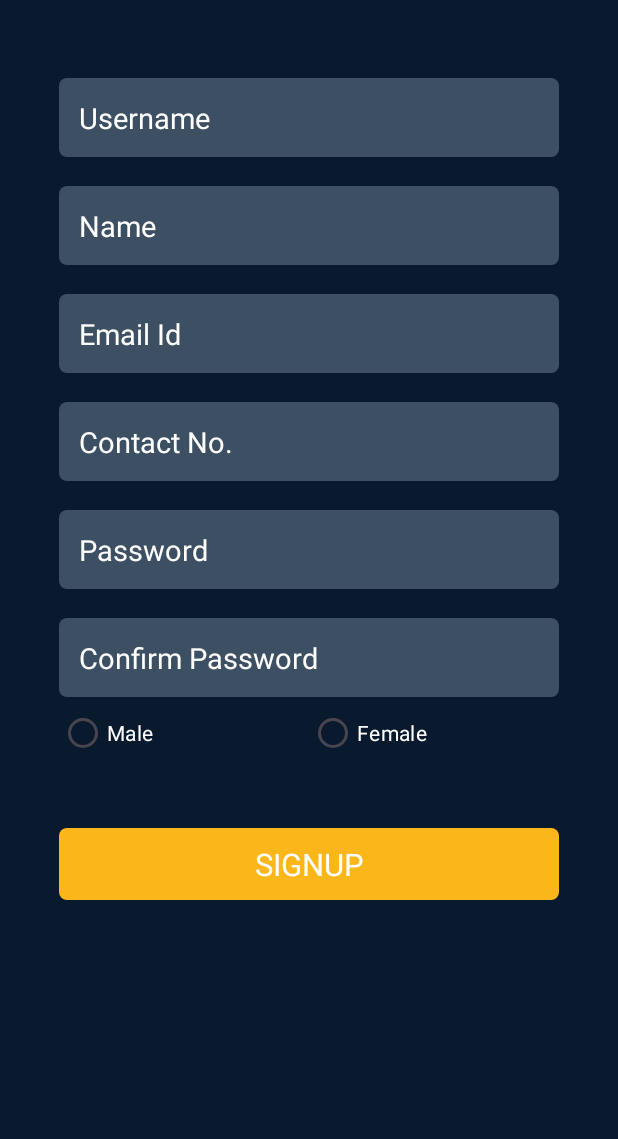
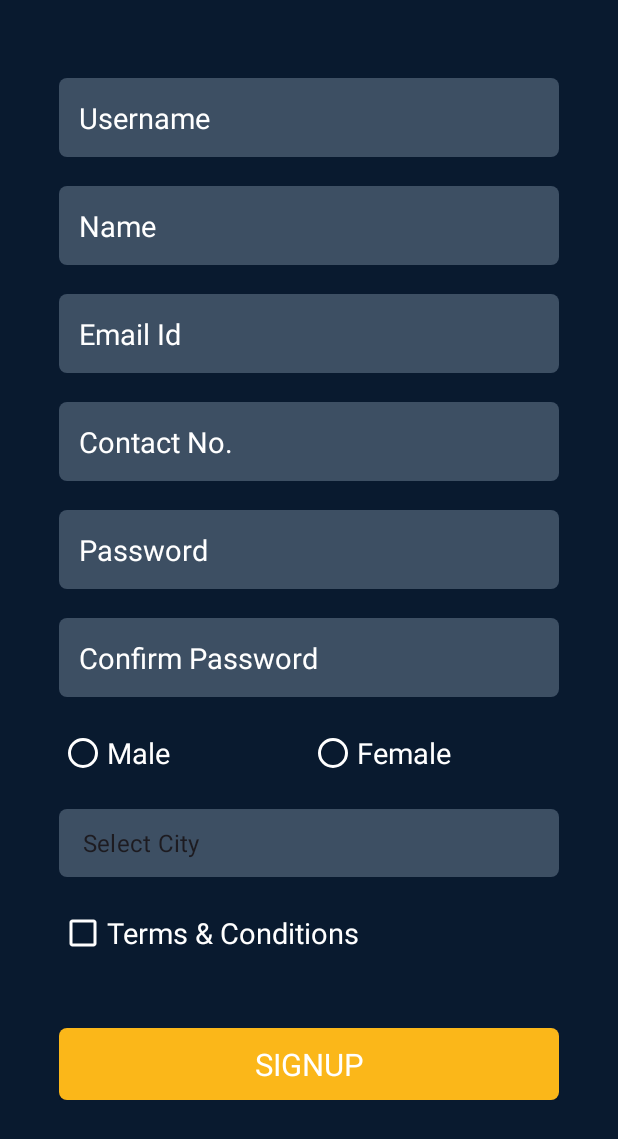
Before and after one commit to sahetu/InternshipOnline, an Android app: the SignupActivity screen opened directly, with no data from a screen before it, on a phone screen of 412 x 824 dp. Shown: the top 1139 px of the screen. Run offline under Robolectric (Android 15) with nearby library versions, the phone set to English and light mode, and no system bars; our stand-ins replace sdp/ssp sizes; Roboto replaces fonts that are not available here.

Commit message:
Signup Java Commit

```diff
--- a/app/src/main/java/internship/online/SignupActivity.java
+++ b/app/src/main/java/internship/online/SignupActivity.java
@@ -2,12 +2,22 @@ package internship.online;
 
 import androidx.appcompat.app.AppCompatActivity;
 
+import android.graphics.Color;
 import android.os.Bundle;
 import android.text.Editable;
 import android.text.TextWatcher;
 import android.view.View;
+import android.widget.AdapterView;
+import android.widget.ArrayAdapter;
 import android.widget.Button;
+import android.widget.CheckBox;
 import android.widget.EditText;
+import android.widget.RadioButton;
+import android.widget.RadioGroup;
+import android.widget.Spinner;
+import android.widget.TextView;
+
+import java.util.ArrayList;
 
 public class SignupActivity extends AppCompatActivity {
 
@@ -15,6 +25,16 @@ public class SignupActivity extends AppCompatActivity {
     Button signup;
 
     String emailPattern = "[a-zA-Z0-9._-]+@[a-z]+\\.+[a-z]+";
+
+    //RadioButton male,female;
+    RadioGroup gender;
+    String sGender = "";
+
+    Spinner city;
+    //String[] cityArray = {"Select City","Ahmedabad","Vadodara","Surat","Rajkot","Junagadh"};
+    ArrayList<String> cityArray;
+
+    CheckBox checkBox;
 
     @Override
     protected void onCreate(Bundle savedInstanceState) {
@@ -28,6 +48,70 @@ public class SignupActivity extends AppCompatActivity {
         password = findViewById(R.id.signup_password);
         confirmPassword = findViewById(R.id.signup_confirm_password);
         signup = findViewById(R.id.signup_button);
+
+        checkBox = findViewById(R.id.signup_checkbox);
+
+        city = findViewById(R.id.spinner_city);
+
+        cityArray = new ArrayList<>();
+        cityArray.add("Select City");
+        cityArray.add("Ahmedabad");
+        cityArray.add("Rajkot");
+        cityArray.add("Vadodara");
+        cityArray.add("Demo");
+        cityArray.add("Test");
+
+        cityArray.remove(4);
+        cityArray.set(4,"Surat");
+
+        ArrayAdapter adapter = new ArrayAdapter(SignupActivity.this, android.R.layout.simple_list_item_1,cityArray);
+        adapter.setDropDownViewResource(android.R.layout.simple_list_item_checked);
+        city.setAdapter(adapter);
+
+        city.setOnItemSelectedListener(new AdapterView.OnItemSelectedListener() {
+            @Override
+            public void onItemSelected(AdapterView<?> adapterView, View view, int i, long l) {
+                if(i==0){
+
+                }
+                else {
+                    //new CommonMethod(SignupActivity.this, cityArray[i]);
+                    new CommonMethod(SignupActivity.this, cityArray.get(i));
+                }
+            }
+
+            @Override
+            public void onNothingSelected(AdapterView<?> adapterView) {
+            }
+        });
+
+        gender = findViewById(R.id.signup_gender);
+
+        gender.setOnCheckedChangeListener(new RadioGroup.OnCheckedChangeListener() {
+            @Override
+            public void onCheckedChanged(RadioGroup radioGroup, int i) {
+                RadioButton rb = findViewById(i);
+                sGender = rb.getText().toString();
+                new CommonMethod(SignupActivity.this,sGender);
+            }
+        });
+
+        /*male = findViewById(R.id.signup_male);
+        female = findViewById(R.id.signup_female);
+
+        male.setOnClickListener(new View.OnClickListener() {
+            @Override
+            public void onClick(View view) {
+                new CommonMethod(SignupActivity.this,male.getText().toString());
+            }
+        });
+
+        female.setOnClickListener(new View.OnClickListener() {
+            @Override
+            public void onClick(View view) {
+                new CommonMethod(SignupActivity.this,female.getText().toString());
+            }
+        });*/
 
         password.addTextChangedListener(new TextWatcher() {
             @Override
@@ -119,6 +203,18 @@ public class SignupActivity extends AppCompatActivity {
                 else if(!password.getText().toString().trim().matches(confirmPassword.getText().toString().trim())){
                     confirmPassword.setError("Password Does Not Match");
                 }
+                /*else if(sGender.trim().equals("")){
+                    new CommonMethod(SignupActivity.this,"Please Select Gender");
+                }*/
+                else if(gender.getCheckedRadioButtonId() == -1){
+                    new CommonMethod(SignupActivity.this,"Please Select Gender");
+                }
+                else if(city.getSelectedItemPosition()<=0){
+                    new CommonMethod(SignupActivity.this,"Please Select City");
+                }
+                else if(!checkBox.isChecked()){
+                    new CommonMethod(SignupActivity.this,"Please Accept Terms & Conditions");
+                }
                 else{
                     new CommonMethod(SignupActivity.this,"Signup Successfully");
                 }
--- a/app/src/main/res/layout/activity_dashboard.xml
+++ b/app/src/main/res/layout/activity_dashboard.xml
@@ -4,7 +4,7 @@
     xmlns:tools="http://schemas.android.com/tools"
     android:layout_width="match_parent"
     android:layout_height="match_parent"
-    android:background="@color/dark_blue"
+    style="@style/bg_style"
     android:orientation="vertical"
     tools:context=".DashboardActivity">
 
--- a/app/src/main/res/layout/activity_main.xml
+++ b/app/src/main/res/layout/activity_main.xml
@@ -4,6 +4,7 @@
     xmlns:tools="http://schemas.android.com/tools"
     android:layout_width="match_parent"
     android:layout_height="match_parent"
+    style="@style/bg_style"
     tools:context=".MainActivity">
 
     <TextView
--- a/app/src/main/res/layout/activity_signup.xml
+++ b/app/src/main/res/layout/activity_signup.xml
@@ -5,6 +5,7 @@
     android:layout_width="match_parent"
     android:layout_height="match_parent"
     android:orientation="vertical"
+    style="@style/bg_style"
     tools:context=".MainActivity">
 
     <ScrollView
@@ -63,27 +64,39 @@
                 android:maxLength="12" />
 
             <RadioGroup
+                android:id="@+id/signup_gender"
                 android:layout_width="match_parent"
                 android:layout_height="wrap_content"
+                android:layout_marginTop="@dimen/_10sdp"
                 android:orientation="horizontal">
 
                 <RadioButton
                     android:id="@+id/signup_male"
-                    android:layout_width="match_parent"
-                    android:layout_height="wrap_content"
+                    style="@style/radio_15"
                     android:layout_weight="1"
-                    android:text="Male"
-                    android:textColor="@color/white" />
+                    android:text="Male" />
 
                 <RadioButton
                     android:id="@+id/signup_female"
-                    android:layout_width="match_parent"
-                    android:layout_height="wrap_content"
+                    style="@style/radio_15"
                     android:layout_weight="1"
-                    android:text="Female"
-                    android:textColor="@color/white" />
+                    android:text="Female" />
 
             </RadioGroup>
+
+            <Spinner
+                android:background="@drawable/custom_border"
+                android:popupBackground="@color/white"
+                android:id="@+id/spinner_city"
+                android:layout_width="match_parent"
+                android:layout_height="@dimen/_35sdp"
+                android:layout_marginTop="@dimen/_10sdp" />
+
+            <CheckBox
+                android:layout_marginTop="@dimen/_10sdp"
+                style="@style/checkbox_15"
+                android:id="@+id/signup_checkbox"
+                android:text="Terms &amp; Conditions"/>
 
             <Button
                 android:id="@+id/signup_button"
--- /dev/null
+++ b/app/src/main/res/layout/custom_spinner.xml
@@ -0,0 +1,5 @@
+<?xml version="1.0" encoding="utf-8"?>
+<TextView xmlns:android="http://schemas.android.com/apk/res/android"
+    style="@style/text_18">
+
+</TextView>
--- a/app/src/main/res/values-night/themes.xml
+++ b/app/src/main/res/values-night/themes.xml
@@ -3,6 +3,9 @@
     <style name="Base.Theme.InternshipOnline" parent="Theme.Material3.DayNight.NoActionBar">
         <!-- Customize your dark theme here. -->
         <!-- <item name="colorPrimary">@color/my_dark_primary</item> -->
+    </style>
+
+    <style name="bg_style">
         <item name="android:background">@color/light_blue</item>
     </style>
 
@@ -42,4 +45,17 @@
         <item name="android:textColor">@color/black</item>
     </style>
 
+    <style name="radio_15" parent="Widget.AppCompat.CompoundButton.RadioButton">
+        <item name="android:layout_width">match_parent</item>
+        <item name="android:layout_height">wrap_content</item>
+        <item name="buttonTint">@color/white</item>
+        <item name="android:textColor">@color/white</item>
+        <item name="android:textSize">@dimen/_15sdp</item>
+    </style>
+
+    <style name="spinner_15" parent="Widget.AppCompat.Spinner">
+        <item name="android:textColor">@color/white</item>
+        <item name="android:textSize">@dimen/_15sdp</item>
+    </style>
+
 </resources>
--- a/app/src/main/res/values/themes.xml
+++ b/app/src/main/res/values/themes.xml
@@ -4,10 +4,13 @@
         <!-- Customize your light theme here. -->
         <!-- <item name="colorPrimary">@color/my_light_primary</item> -->
         <item name="android:fontFamily">@font/gafata</item>
-        <item name="android:background">@color/dark_blue</item>
     </style>
 
     <style name="Theme.InternshipOnline" parent="Base.Theme.InternshipOnline" />
+
+    <style name="bg_style">
+        <item name="android:background">@color/dark_blue</item>
+    </style>
 
     <style name="text_18" parent="Widget.AppCompat.TextView">
         <item name="android:layout_width">wrap_content</item>
@@ -45,4 +48,25 @@
         <item name="android:textColor">@color/white</item>
     </style>
 
+    <style name="radio_15" parent="Widget.AppCompat.CompoundButton.RadioButton">
+        <item name="android:layout_width">match_parent</item>
+        <item name="android:layout_height">wrap_content</item>
+        <item name="buttonTint">@color/white</item>
+        <item name="android:textColor">@color/white</item>
+        <item name="android:textSize">@dimen/_15sdp</item>
+    </style>
+
+    <style name="spinner_15" parent="Widget.AppCompat.Spinner">
+        <item name="android:textColor">@color/white</item>
+        <item name="android:textSize">@dimen/_15sdp</item>
+    </style>
+
+    <style name="checkbox_15" parent="Widget.AppCompat.CompoundButton.CheckBox">
+        <item name="buttonTint">@color/white</item>
+        <item name="android:textColor">@color/white</item>
+        <item name="android:textSize">@dimen/_15sdp</item>
+        <item name="android:layout_width">wrap_content</item>
+        <item name="android:layout_height">wrap_content</item>
+    </style>
+
 </resources>
```
